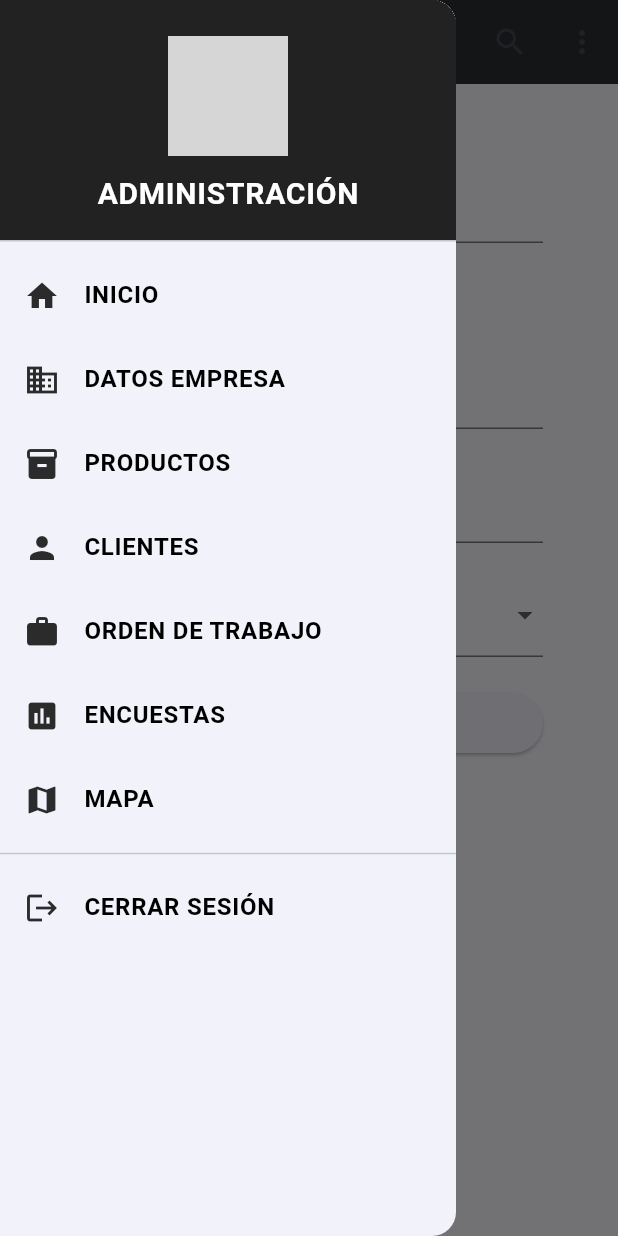
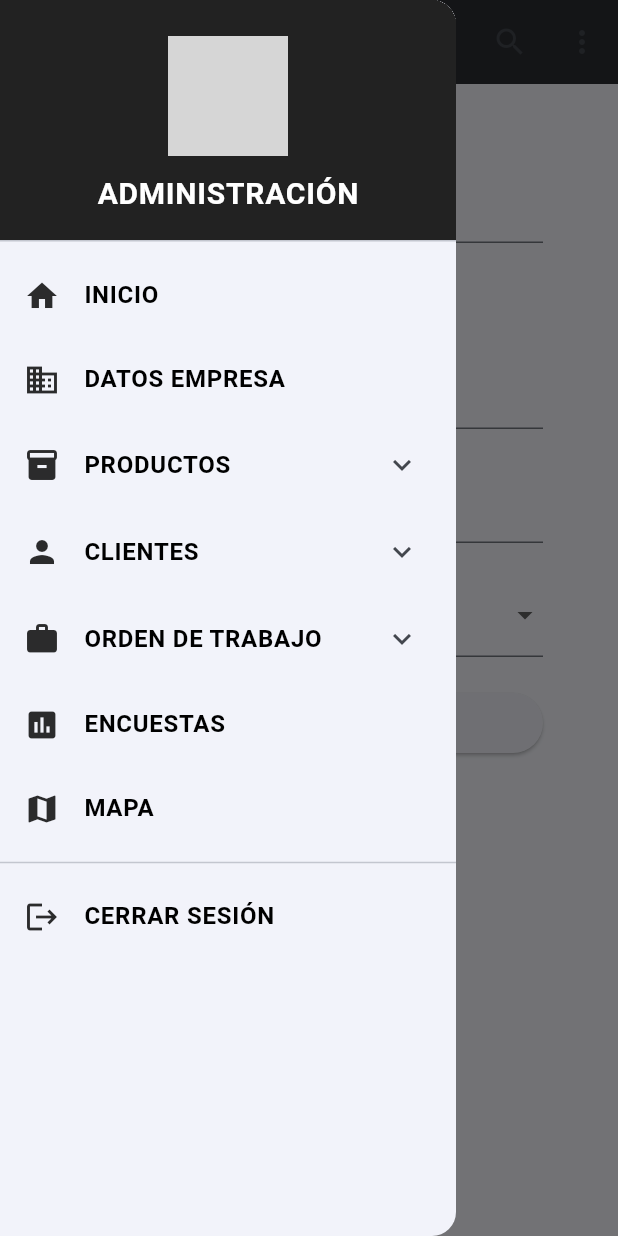
Before and after one commit to BlusterG05/flutter_practice, a Flutter app: the ProductosForm screen opened by its route, with the side drawer open, on a phone screen of 412 x 824 dp. Run offline on Flutter 3.47's test engine with Material 3 defaults, Android fonts, the light colour scheme and no system bars; our stand-ins replace geolocator, google_fonts, google_maps_flutter, sqflite; accounts and stored records are empty; network calls fail; grey boxes are pictures that could not be loaded.

Commit message:
Database save

```diff
--- a/lib/components/custom_drawer.dart
+++ b/lib/components/custom_drawer.dart
@@ -33,9 +33,18 @@ class CustomDrawer extends StatelessWidget {
           ),
           _buildDrawerItem(context, 'INICIO', Icons.home, 'menu_form'),
           _buildDrawerItem(context, 'DATOS EMPRESA', Icons.business, 'datos_empresa_form'),
-          _buildDrawerItem(context, 'PRODUCTOS', Icons.inventory, 'productos_form'),
-          _buildDrawerItem(context, 'CLIENTES', Icons.person, 'cliente_form'),
-          _buildDrawerItem(context, 'ORDEN DE TRABAJO', Icons.work, 'purchase_order_form'),
+          _buildSubMenu(context, 'PRODUCTOS', Icons.inventory, [
+            _buildDrawerSubItem(context, 'Crear Producto', 'productos_form'),
+            _buildDrawerSubItem(context, 'Ver Productos', 'ver_productos_form'),
+          ]),
+          _buildSubMenu(context, 'CLIENTES', Icons.person, [
+            _buildDrawerSubItem(context, 'Crear Cliente', 'cliente_form'),
+            _buildDrawerSubItem(context, 'Ver Clientes', 'ver_clientes_form'),
+          ]),
+          _buildSubMenu(context, 'ORDEN DE TRABAJO', Icons.work, [
+            _buildDrawerSubItem(context, 'Crear Orden', 'crear_orden_form'),
+            _buildDrawerSubItem(context, 'Ver Ordenes', 'ver_ordenes_form'),
+          ]),
           _buildDrawerItem(context, 'ENCUESTAS', Icons.poll, 'encuesta_form'),
           _buildDrawerItem(context, 'MAPA', Icons.map, 'mapa'),
           Divider(),
@@ -70,4 +79,41 @@ class CustomDrawer extends StatelessWidget {
       },
     );
   }
+
+  Widget _buildSubMenu(BuildContext context, String title, IconData icon, List<Widget> subItems) {
+    return ExpansionTile(
+      leading: Icon(icon, color: Color.fromARGB(255, 43, 43, 44)),
+      title: Text(
+        title,
+        style: TextStyle(
+          color: Colors.black,
+          fontSize: 16,
+          fontWeight: FontWeight.bold,
+        ),
+      ),
+      children: subItems,
+    );
+  }
+
+  Widget _buildDrawerSubItem(BuildContext context, String title, String route) {
+    return Padding(
+      padding: EdgeInsets.only(left: 16.0),
+      child: ListTile(
+        title: Text(
+          title,
+          style: TextStyle(
+            color: Colors.black,
+            fontSize: 14,
+            fontWeight: FontWeight.normal,
+          ),
+        ),
+        onTap: () {
+          // Cerrar el drawer antes de navegar
+          Navigator.pop(context);
+          // Navegar a la ruta especificada
+          Navigator.pushNamed(context, route);
+        },
+      ),
+    );
+  }
 }
--- a/lib/mapa.dart
+++ b/lib/mapa.dart
@@ -4,7 +4,7 @@ import 'package:google_maps_flutter/google_maps_flutter.dart';
 import 'package:geolocator/geolocator.dart';
 import 'components/custom_app_bar.dart';
 import 'components/custom_drawer.dart';
-import 'dart:html' as html;
+//import 'dart:html' as html;
 
 class MapaScreen extends StatefulWidget {
   const MapaScreen({Key? key}) : super(key: key);
--- a/lib/productos.dart
+++ b/lib/productos.dart
@@ -1,6 +1,7 @@
 import 'package:flutter/material.dart';
 import 'components/custom_app_bar.dart';
 import 'components/custom_drawer.dart';
+import 'database_cuarto.dart';
 
 class ProductosForm extends StatefulWidget {
   @override
@@ -13,6 +14,41 @@ class _ProductosFormState extends State<ProductosForm> {
   final _descripcionController = TextEditingController();
   final _precioController = TextEditingController();
   String? _categoria;
+
+  late DatabaseCuarto _databaseCuarto;
+
+  @override
+  void initState() {
+    super.initState();
+    _databaseCuarto = DatabaseCuarto();
+  }
+
+  void _addProducto() async {
+    if (_formKey.currentState!.validate()) {
+      Map<String, dynamic> producto = {
+        'nombre': _nombreProductoController.text,
+        'descripcion': _descripcionController.text,
+        'precio': double.parse(_precioController.text),
+        'categoria': _categoria,
+      };
+      int id = await _databaseCuarto.insertProducto(producto);
+
+      ScaffoldMessenger.of(context).showSnackBar(
+        SnackBar(
+          content: Text('Producto registrado exitosamente con ID: $id'),
+          duration: Duration(seconds: 2),
+        ),
+      );
+
+      // Limpiar los campos del formulario
+      _nombreProductoController.clear();
+      _descripcionController.clear();
+      _precioController.clear();
+      setState(() {
+        _categoria = null;
+      });
+    }
+  }
 
   @override
   Widget build(BuildContext context) {
@@ -101,22 +137,15 @@ class _ProductosFormState extends State<ProductosForm> {
               ),
               SizedBox(height: 20),
               ElevatedButton(
-                onPressed: () {
-                  if (_formKey.currentState!.validate()) {
-                    // Aquí iría la lógica para guardar los productos
-                    // Por ahora, solo navegaremos al formulario de login
-                    Navigator.pushNamed(context, 'login_form');
-                  }
-                },
-                child: Text("Guardar y Continuar"),
+                onPressed: _addProducto,
+                child: Text("Guardar Producto"),
               ),
               SizedBox(height: 10),
               TextButton(
                 onPressed: () {
-                  // Navegar directamente al login sin guardar productos
-                  Navigator.pushNamed(context, 'login_form');
+                  Navigator.pushNamed(context, 'menu_form');
                 },
-                child: Text("Omitir"),
+                child: Text("Volver al Menú"),
               )
             ],
           ),
```
Also changed, not shown: lib/cliente_form.dart (+37 -22 lines), lib/database_cuarto.dart (+43 -7 lines), lib/main.dart (+6 -2 lines), lib/menu_form.dart (+49 -36 lines), lib/ver_clientes.dart (added, +59 -0 lines), lib/ver_productos.dart (added, +53 -0 lines).
